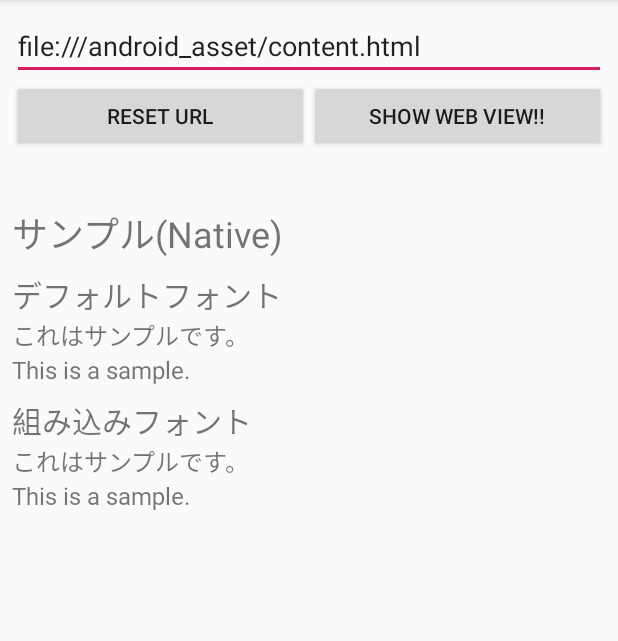
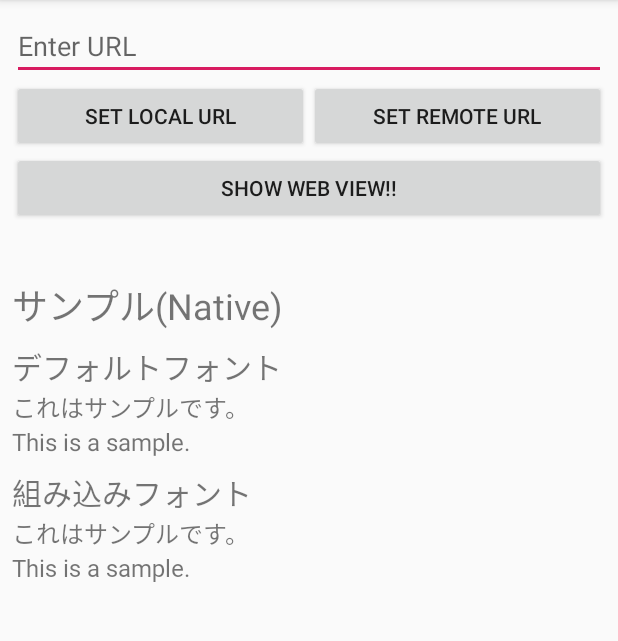
Before and after one commit to m-kann0/EmbeddedFontSample, an Android app: the screen it shows after launch (MainActivity), on a phone screen of 412 x 824 dp, the part 84-725 px from its top. Run offline under Robolectric (Android 15) with nearby library versions, the phone set to English and light mode, and no system bars.

Commit message:
リモートのコンテンツURLを設定するボタンを追加

```diff
--- a/app/src/main/java/com/sample/font/MainActivity.java
+++ b/app/src/main/java/com/sample/font/MainActivity.java
@@ -8,21 +8,27 @@ import android.widget.EditText;
 
 public class MainActivity extends AppCompatActivity {
 
-    private static final String INITIAL_URL = "file:///android_asset/content.html";
-
-    private EditText editUrl;
+    private static final String LOCAL_CONTENT_URL = "file:///android_asset/content.html";
+    private static final String REMOTE_CONTENT_URL = "https://m-kann0.github.io/EmbeddedFontSample/index.html";
 
     @Override
     protected void onCreate(Bundle savedInstanceState) {
         super.onCreate(savedInstanceState);
         setContentView(R.layout.activity_main);
 
-        editUrl = findViewById(R.id.editUrl);
+        final EditText editUrl = findViewById(R.id.editUrl);
 
-        findViewById(R.id.btnReset).setOnClickListener(new View.OnClickListener() {
+        findViewById(R.id.btnSetLocalUrl).setOnClickListener(new View.OnClickListener() {
             @Override
             public void onClick(View v) {
-                resetUrl();
+                editUrl.setText(LOCAL_CONTENT_URL);
+            }
+        });
+
+        findViewById(R.id.btnSetRemoteUrl).setOnClickListener(new View.OnClickListener() {
+            @Override
+            public void onClick(View v) {
+                editUrl.setText(REMOTE_CONTENT_URL);
             }
         });
 
@@ -36,11 +42,5 @@ public class MainActivity extends AppCompatActivity {
                 startActivity(intent);
             }
         });
-
-        resetUrl();
-    }
-
-    private void resetUrl() {
-        editUrl.setText(INITIAL_URL);
     }
 }
--- a/app/src/main/res/layout/activity_main.xml
+++ b/app/src/main/res/layout/activity_main.xml
@@ -22,20 +22,26 @@
         android:orientation="horizontal">
 
         <Button
-            android:id="@+id/btnReset"
+            android:id="@+id/btnSetLocalUrl"
             android:layout_width="0dp"
             android:layout_height="wrap_content"
             android:layout_weight="1"
-            android:text="RESET URL"/>
+            android:text="SET LOCAL URL"/>
 
         <Button
-            android:id="@+id/btnShow"
+            android:id="@+id/btnSetRemoteUrl"
             android:layout_width="0dp"
             android:layout_height="wrap_content"
             android:layout_weight="1"
-            android:text="SHOW WEB VIEW!!"/>
+            android:text="SET REMOTE URL"/>
 
     </LinearLayout>
+
+    <Button
+        android:id="@+id/btnShow"
+        android:layout_width="match_parent"
+        android:layout_height="wrap_content"
+        android:text="SHOW WEB VIEW!!"/>
 
     <TextView
         android:layout_width="match_parent"
```
